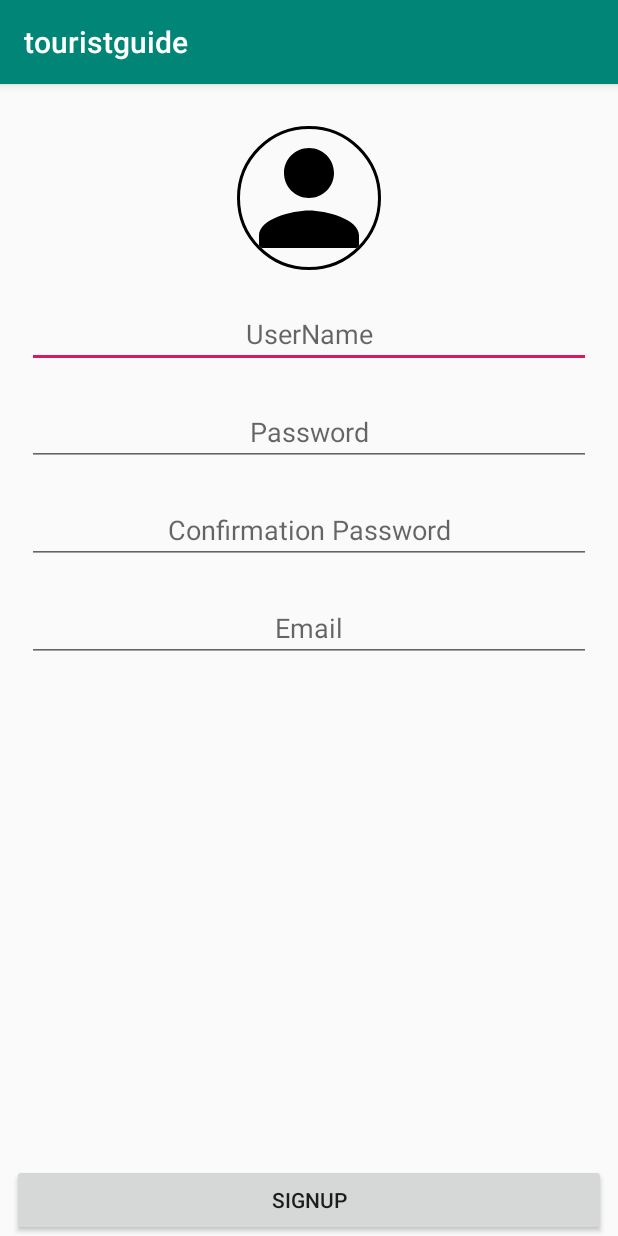
After one commit to hatm1998/tourist_guide_Project, an Android app: the SignUp screen opened directly, with no data from a screen before it, on a phone screen of 412 x 824 dp. The commit adds this screen. Run offline under Robolectric (Android 15) with nearby library versions, the phone set to English and light mode, and no system bars; our stand-ins replace CircleImageView, Firebase (no records; nobody signed in at launch, a user with empty details on screens opened directly); libraries missing offline, so code that uses them is left out: com.theartofdev.edmodo.

Commit message:
hatem edit

```diff
--- a/app/build.gradle
+++ b/app/build.gradle
@@ -9,6 +9,7 @@ android {
         minSdkVersion 19
         targetSdkVersion 29
         versionCode 1
+        multiDexEnabled true
         versionName "1.0"
         testInstrumentationRunner "androidx.test.runner.AndroidJUnitRunner"
     }
@@ -24,8 +25,12 @@ dependencies {
     implementation fileTree(dir: 'libs', include: ['*.jar'])
     implementation 'androidx.appcompat:appcompat:1.0.2'
     implementation 'androidx.constraintlayout:constraintlayout:1.1.3'
+    implementation 'de.hdodenhof:circleimageview:3.0.0'
+    api 'com.theartofdev.edmodo:android-image-cropper:2.8.+'
     implementation 'com.google.firebase:firebase-auth:16.0.5'
     implementation 'com.google.android.material:material:1.0.0'
+    implementation 'com.google.firebase:firebase-storage:16.0.4'
+    implementation 'com.google.firebase:firebase-firestore:17.1.2'
     testImplementation 'junit:junit:4.12'
     androidTestImplementation 'androidx.test:runner:1.2.0'
     androidTestImplementation 'androidx.test.espresso:espresso-core:3.2.0'
--- /dev/null
+++ b/app/src/main/java/com/example/touristguide/authentication/SignUp.java
@@ -0,0 +1,146 @@
+package com.example.touristguide.authentication;
+
+import androidx.annotation.NonNull;
+import androidx.appcompat.app.AppCompatActivity;
+
+import android.content.Intent;
+import android.net.Uri;
+import android.os.Bundle;
+import android.view.View;
+import android.widget.Button;
+import android.widget.EditText;
+import android.widget.Toast;
+
+import com.example.touristguide.MainActivity;
+import com.example.touristguide.R;
+import com.google.android.gms.tasks.OnCompleteListener;
+import com.google.android.gms.tasks.OnSuccessListener;
+import com.google.android.gms.tasks.Task;
+import com.google.firebase.auth.AuthResult;
+import com.google.firebase.auth.FirebaseAuth;
+import com.google.firebase.firestore.FirebaseFirestore;
+import com.google.firebase.storage.FirebaseStorage;
+import com.google.firebase.storage.StorageReference;
+import com.google.firebase.storage.UploadTask;
+import com.theartofdev.edmodo.cropper.CropImage;
+import com.theartofdev.edmodo.cropper.CropImageView;
+
+import java.util.HashMap;
+
+import de.hdodenhof.circleimageview.CircleImageView;
+
+public class SignUp extends AppCompatActivity {
+
+    private EditText txt_username, txt_password, txt_confirmation, txt_email;
+    private Button btn_signup;
+    private FirebaseAuth mAuth;
+    private CircleImageView profile_Image;
+    private Uri ImageUri = null;
+    private String UserID = null;
+
+
+    // FireBase Objects //
+    private FirebaseFirestore firebaseFirestore ;
+    private StorageReference storageReference;
+
+    @Override
+    protected void onCreate(Bundle savedInstanceState) {
+        super.onCreate(savedInstanceState);
+        setContentView(R.layout.activity_sign_up);
+        mAuth = FirebaseAuth.getInstance();
+        firebaseFirestore = FirebaseFirestore.getInstance();
+        storageReference = FirebaseStorage.getInstance().getReference();
+        txt_username = findViewById(R.id.txt_Username);
+        txt_password = findViewById(R.id.txt_password);
+        txt_confirmation = findViewById(R.id.txt_confirm_pass);
+        txt_email = findViewById(R.id.txt_Email);
+
+        btn_signup = findViewById(R.id.btn_SignUp);
+
+        profile_Image = findViewById(R.id.profile_image);
+
+
+        profile_Image.setOnClickListener(new View.OnClickListener() {
+            @Override
+            public void onClick(View view) {
+
+                CropImage.activity()
+                        .setGuidelines(CropImageView.Guidelines.ON)
+                        .setCropShape(CropImageView.CropShape.OVAL)
+                        .start(SignUp.this);
+            }
+        });
+        btn_signup.setOnClickListener(new View.OnClickListener() {
+            @Override
+            public void onClick(View view) {
+
+                mAuth.createUserWithEmailAndPassword(txt_email.getText().toString(), txt_password.getText().toString())
+                        .addOnCompleteListener(new OnCompleteListener<AuthResult>() {
+                            @Override
+                            public void onComplete(@NonNull Task<AuthResult> task) {
+
+                                UserID = mAuth.getUid();
+
+                                createuser();
+                            }
+                        });
+
+            }
+        });
+
+    }
+
+    private void createuser() {
+
+        final StorageReference imagepath = storageReference.child("Image_Profile").child(UserID + ".jpg");
+
+        imagepath.putFile(ImageUri)
+                .addOnCompleteListener(new OnCompleteListener<UploadTask.TaskSnapshot>() {
+                    @Override
+                    public void onComplete(@NonNull Task<UploadTask.TaskSnapshot> task) {
+                        imagepath.getDownloadUrl().addOnCompleteListener(new OnCompleteListener<Uri>() {
+                            @Override
+                            public void onComplete(@NonNull Task<Uri> task) {
+                              String imageurl = task.getResult().toString(); // All of these Lines to get URL .. *_*
+
+                                HashMap<String , String> userMap = new HashMap<>();
+                                userMap.put("Username" , txt_username.getText().toString());
+                                userMap.put("Image_User" ,imageurl);
+
+                                firebaseFirestore.collection("User") // add user info to firebase
+                                        .document(UserID).set(userMap).addOnCompleteListener(new OnCompleteListener<Void>() {
+                                    @Override
+                                    public void onComplete(@NonNull Task<Void> task) {
+                                        if (task.isSuccessful())
+                                        {
+                                            Toast.makeText(getBaseContext(),"User was registered",Toast.LENGTH_LONG).show();
+                                            finish();
+                                            Intent intent = new Intent(SignUp.this , MainActivity.class);
+                                            startActivity(intent);
+                                        }
+                                    }
+                                });
+
+                            }
+                        });
+                    }
+                });
+
+
+    }
+
+
+    // ----------- Open Copper Activity ------------ //
+    @Override
+    public void onActivityResult(int requestCode, int resultCode, Intent data) {
+        if (requestCode == CropImage.CROP_IMAGE_ACTIVITY_REQUEST_CODE) {
+            CropImage.ActivityResult result = CropImage.getActivityResult(data);
+            if (resultCode == RESULT_OK) {
+                ImageUri = result.getUri();
+                profile_Image.setImageURI(ImageUri);
+            } else if (resultCode == CropImage.CROP_IMAGE_ACTIVITY_RESULT_ERROR_CODE) {
+                Exception error = result.getError();
+            }
+        }
+    }
+}
--- /dev/null
+++ b/app/src/main/res/drawable-anydpi/ic_action_name.xml
@@ -0,0 +1,10 @@
+<vector xmlns:android="http://schemas.android.com/apk/res/android"
+    android:width="24dp"
+    android:height="24dp"
+    android:viewportWidth="24"
+    android:viewportHeight="24"
+    android:tint="#FFFFFF">
+    <path
+        android:fillColor="#FF000000"
+        android:pathData="M12,12c2.21,0 4,-1.79 4,-4s-1.79,-4 -4,-4 -4,1.79 -4,4 1.79,4 4,4zM12,14c-2.67,0 -8,1.34 -8,4v2h16v-2c0,-2.66 -5.33,-4 -8,-4z"/>
+</vector>
--- /dev/null
+++ b/app/src/main/res/layout/activity_sign_up.xml
@@ -0,0 +1,101 @@
+<?xml version="1.0" encoding="utf-8"?>
+<androidx.constraintlayout.widget.ConstraintLayout xmlns:android="http://schemas.android.com/apk/res/android"
+    xmlns:app="http://schemas.android.com/apk/res-auto"
+    xmlns:tools="http://schemas.android.com/tools"
+    android:layout_width="match_parent"
+    android:layout_height="match_parent"
+    tools:context=".authentication.SignUp">
+
+    <LinearLayout
+        android:layout_width="0dp"
+        android:layout_height="0dp"
+        android:layout_marginStart="8dp"
+        android:layout_marginTop="8dp"
+        android:layout_marginEnd="8dp"
+        android:layout_marginBottom="8dp"
+        android:orientation="vertical"
+        app:layout_constraintBottom_toTopOf="@+id/btn_SignUp"
+        app:layout_constraintEnd_toEndOf="parent"
+        app:layout_constraintHorizontal_bias="0.0"
+        app:layout_constraintStart_toStartOf="parent"
+        app:layout_constraintTop_toTopOf="parent"
+        app:layout_constraintVertical_bias="0.0">
+
+        <de.hdodenhof.circleimageview.CircleImageView xmlns:app="http://schemas.android.com/apk/res-auto"
+            android:id="@+id/profile_image"
+            android:layout_width="100dp"
+            android:layout_height="96dp"
+            android:layout_gravity="center"
+            android:layout_marginTop="20dp"
+            android:src="@drawable/ic_action_name"
+            android:tint="#000000"
+            app:civ_border_color="#000000"
+            app:civ_border_width="2dp" />
+
+        <EditText
+            android:id="@+id/txt_Username"
+            android:layout_width="match_parent"
+            android:layout_height="wrap_content"
+            android:layout_gravity="center"
+            android:layout_marginStart="10dp"
+            android:layout_marginTop="20dp"
+            android:layout_marginEnd="10dp"
+            android:ems="10"
+            android:hint="UserName"
+            android:inputType="textPersonName"
+            android:textAlignment="center" />
+
+        <EditText
+            android:id="@+id/txt_password"
+            android:layout_width="match_parent"
+            android:layout_height="wrap_content"
+            android:layout_gravity="center"
+            android:layout_marginStart="10dp"
+            android:layout_marginTop="20dp"
+            android:layout_marginEnd="10dp"
+            android:ems="10"
+            android:hint="Password"
+            android:inputType="textPersonName"
+            android:password="true"
+            android:textAlignment="center" />
+
+        <EditText
+            android:id="@+id/txt_confirm_pass"
+            android:layout_width="match_parent"
+            android:layout_height="wrap_content"
+            android:layout_gravity="center"
+            android:layout_marginStart="10dp"
+            android:layout_marginTop="20dp"
+            android:layout_marginEnd="10dp"
+            android:ems="10"
+            android:hint="Confirmation Password"
+            android:inputType="textPersonName"
+            android:password="true"
+            android:textAlignment="center" />
+
+        <EditText
+            android:id="@+id/txt_Email"
+            android:layout_width="match_parent"
+            android:layout_height="wrap_content"
+            android:layout_gravity="center"
+            android:layout_marginStart="10dp"
+            android:layout_marginTop="20dp"
+            android:layout_marginEnd="10dp"
+            android:ems="10"
+            android:hint="Email"
+            android:inputType="textPersonName"
+            android:password="false"
+            android:textAlignment="center" />
+    </LinearLayout>
+
+    <Button
+        android:id="@+id/btn_SignUp"
+        android:layout_width="0dp"
+        android:layout_height="wrap_content"
+        android:layout_marginStart="8dp"
+        android:layout_marginEnd="8dp"
+        android:text="SignUp"
+        app:layout_constraintBottom_toBottomOf="parent"
+        app:layout_constraintEnd_toEndOf="parent"
+        app:layout_constraintStart_toStartOf="parent" />
+</androidx.constraintlayout.widget.ConstraintLayout>
```
Also changed, not shown: app/src/main/AndroidManifest.xml (+8 -1 lines), app/src/main/java/com/example/touristguide/MainActivity.java (+28 -7 lines), app/src/main/java/com/example/touristguide/authentication/Login.java (+14 -3 lines), app/src/main/res/layout/activity_main.xml (+8 -5 lines), app/src/main/res/drawable-hdpi/ic_action_name.png (added), app/src/main/res/drawable-mdpi/ic_action_name.png (added), app/src/main/res/drawable-xhdpi/ic_action_name.png (added), app/src/main/res/drawable-xxhdpi/ic_action_name.png (added).
